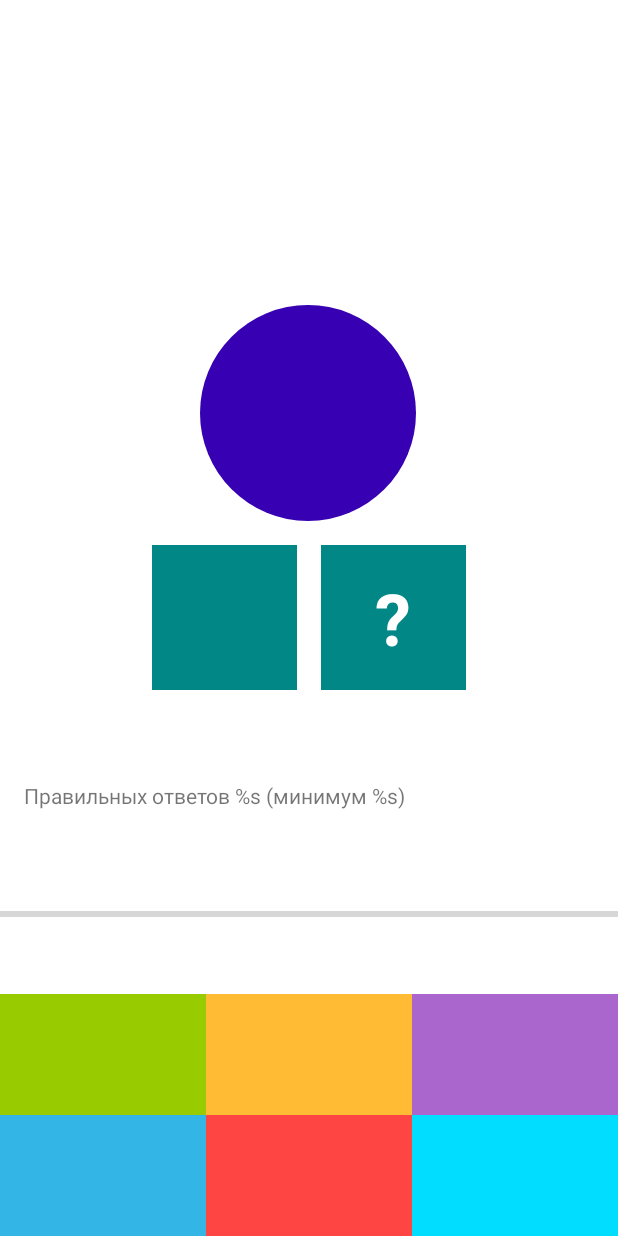
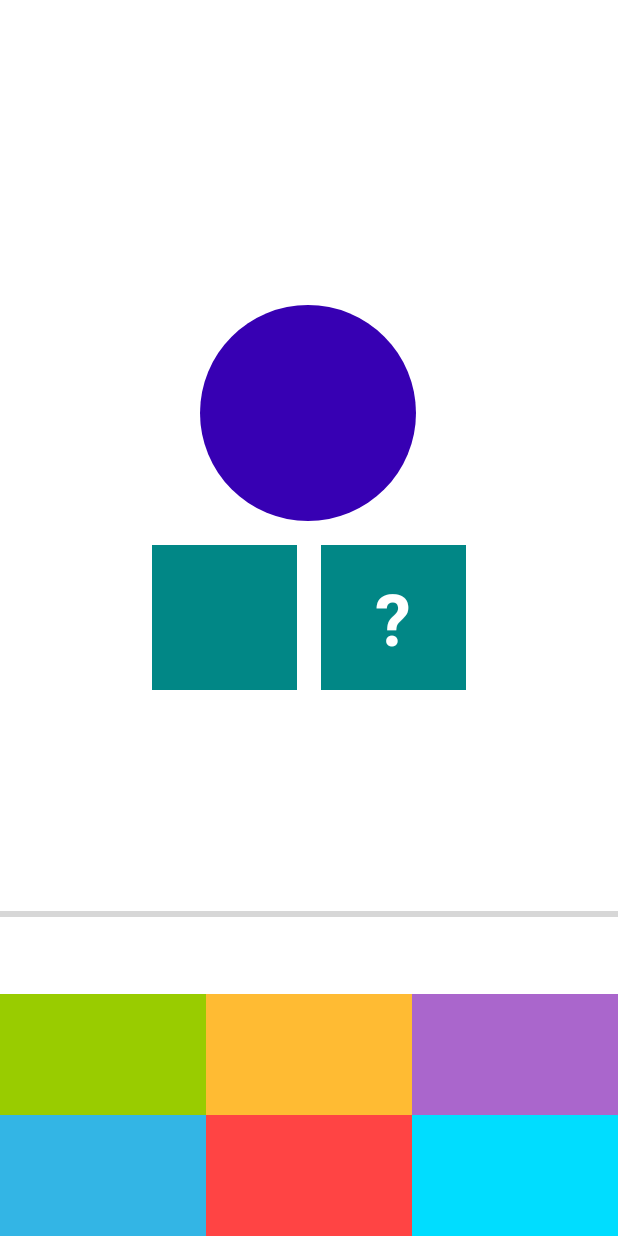
Before and after one commit to decam2009/Composition, an Android app: the fragment GameFragment placed in its activity, on a phone screen of 412 x 824 dp. Run offline under Robolectric (Android 15) with nearby library versions, the phone set to English and light mode, and no system bars; our stand-ins replace data binding; 4 statements that could not run were skipped.

Commit message:
Проект после перехода на DataBinding вместо ViewBinding

```diff
--- a/app/src/main/java/com/boriskaloshin/composition/presentation/GameFragment.kt
+++ b/app/src/main/java/com/boriskaloshin/composition/presentation/GameFragment.kt
@@ -28,16 +28,6 @@ class GameFragment : Fragment() {
         ViewModelProvider(this, viewModelFactory)[GameViewModel::class.java]
     }
 
-    private val tvOptions by lazy {
-        mutableListOf<TextView>().apply {
-            add(binding.tvOption1)
-            add(binding.tvOption2)
-            add(binding.tvOption3)
-            add(binding.tvOption4)
-            add(binding.tvOption5)
-            add(binding.tvOption6)
-        }
-    }
     private var _binding: FragmentGameBinding? = null
     private val binding: FragmentGameBinding
         get() = _binding ?: throw RuntimeException("FragmentGameBinding == null")
@@ -54,76 +44,16 @@ class GameFragment : Fragment() {
 
     override fun onViewCreated(view: View, savedInstanceState: Bundle?) {
         super.onViewCreated(view, savedInstanceState)
+        binding.viewModel = viewModel
+        binding.lifecycleOwner = viewLifecycleOwner
         observeViewModel()
-        setClickListenerToOption()
-    }
-
-    private fun setClickListenerToOption() {
-        for (tvOption in tvOptions) {
-            tvOption.setOnClickListener {
-                viewModel.chooseAnswer(tvOption.text.toString().toInt())
-            }
-        }
     }
 
     private fun observeViewModel() {
-        viewModel.question.observe(viewLifecycleOwner) {
-            with(binding) {
-                tvSum.text = it.sum.toString()
-                tvLeftNumber.text = it.visibleNumber.toString()
-                for (i in 0 until tvOptions.size) {
-                    tvOptions[i].text = it.options[i].toString()
-                }
-            }
-        }
-        viewModel.percentOfRightAnswers.observe(viewLifecycleOwner) {
-            with(binding) {
-                progressBar.setProgress(it, true)
-            }
-        }
-        viewModel.enoughCount.observe(viewLifecycleOwner) {
-            with(binding) {
-                tvAnswersProgress.setTextColor(getColorByState(it))
-            }
-        }
-
-        viewModel.enoughPercent.observe(viewLifecycleOwner) {
-            val color = getColorByState(it)
-            with(binding) {
-                progressBar.progressTintList = ColorStateList.valueOf(color) //установка цвета у ProgressBar
-            }
-        }
-
-        viewModel.formattedTime.observe(viewLifecycleOwner) {
-            with(binding) {
-                tvTimer.text = it
-            }
-        }
-
-        viewModel.minPercent.observe(viewLifecycleOwner) {
-            with(binding) {
-                progressBar.secondaryProgress = it
-            }
-        }
-
         viewModel.gameResult.observe(viewLifecycleOwner) {
             launchGameFinishedFragment(it)
         }
 
-        viewModel.progressAnswers.observe(viewLifecycleOwner) {
-            with(binding) {
-                tvAnswersProgress.text = it
-            }
-        }
-    }
-
-    private fun getColorByState(goodState: Boolean): Int {
-        val colorResId = if (goodState) {
-            android.R.color.holo_green_light
-        } else {
-            android.R.color.holo_red_light
-        }
-        return ContextCompat.getColor(requireContext(), colorResId)
     }
 
     override fun onDestroy() {
--- a/app/src/main/res/layout/fragment_game.xml
+++ b/app/src/main/res/layout/fragment_game.xml
@@ -1,5 +1,11 @@
 <?xml version="1.0" encoding="utf-8"?>
 <layout>
+
+    <data>
+        <variable
+                name="viewModel"
+                type="com.boriskaloshin.composition.presentation.GameViewModel"/>
+    </data>
 
     <androidx.constraintlayout.widget.ConstraintLayout
             xmlns:android="http://schemas.android.com/apk/res/android"
@@ -17,6 +23,7 @@
                 android:layout_margin="8dp"
                 android:textColor="@color/purple_700"
                 android:textSize="24sp"
+                app:android:text="@{viewModel.formattedTime}"
                 app:layout_constraintEnd_toEndOf="parent"
                 app:layout_constraintStart_toStartOf="parent"
                 app:layout_constraintTop_toTopOf="parent"
@@ -35,6 +42,7 @@
                 app:layout_constraintStart_toStartOf="parent"
                 app:layout_constraintTop_toTopOf="parent"
                 app:layout_constraintVertical_chainStyle="packed"
+                app:numberAdText="@{viewModel.question.sum}"
                 tools:text="1"
                 />
 
@@ -49,6 +57,7 @@
                 app:layout_constraintEnd_toStartOf="@id/tv_question"
                 app:layout_constraintHorizontal_chainStyle="packed"
                 app:layout_constraintStart_toStartOf="parent"
+                app:numberAdText="@{viewModel.question.visibleNumber}"
                 app:layout_constraintTop_toBottomOf="@id/tv_sum"
                 tools:text="7"
                 />
@@ -72,6 +81,8 @@
                 style="@style/OptionTextStyle"
                 android:layout_width="0dp"
                 android:layout_height="wrap_content"
+                app:onOptionClickListener="@{(option) -> viewModel.chooseAnswer(option)}"
+                android:text="@{viewModel.question.options.get(0).toString()}"
                 android:background="@android:color/holo_green_light"
                 app:layout_constraintBottom_toTopOf="@id/tv_option_4"
                 app:layout_constraintEnd_toStartOf="@id/tv_option_5"
@@ -85,6 +96,8 @@
                 style="@style/OptionTextStyle"
                 android:layout_width="0dp"
                 android:layout_height="wrap_content"
+                app:onOptionClickListener="@{(option) -> viewModel.chooseAnswer(option)}"
+                android:text="@{viewModel.question.options.get(1).toString()}"
                 android:background="@android:color/holo_orange_light"
                 app:layout_constraintBottom_toTopOf="@id/tv_option_4"
                 app:layout_constraintEnd_toStartOf="@id/tv_option_6"
@@ -97,6 +110,8 @@
                 style="@style/OptionTextStyle"
                 android:layout_width="0dp"
                 android:layout_height="wrap_content"
+                app:onOptionClickListener="@{(option) -> viewModel.chooseAnswer(option)}"
+                android:text="@{viewModel.question.options.get(2).toString()}"
                 android:background="@android:color/holo_purple"
                 app:layout_constraintBottom_toTopOf="@id/tv_option_4"
                 app:layout_constraintEnd_toEndOf="parent"
@@ -108,7 +123,10 @@
                 android:id="@+id/tv_option_4"
                 style="@style/OptionTextStyle"
                 android:layout_width="0dp"
+                app:onOptionClickListener="@{(option) -> viewModel.chooseAnswer(option)}"
                 android:layout_height="wrap_content"
+
+                android:text="@{viewModel.question.options.get(3).toString()}"
                 android:background="@android:color/holo_blue_light"
                 app:layout_constraintBottom_toBottomOf="parent"
                 app:layout_constraintEnd_toStartOf="@id/tv_option_5"
@@ -122,6 +140,8 @@
                 style="@style/OptionTextStyle"
                 android:layout_width="0dp"
                 android:layout_height="wrap_content"
+                app:onOptionClickListener="@{(option) -> viewModel.chooseAnswer(option)}"
+                android:text="@{viewModel.question.options.get(4).toString()}"
                 android:background="@android:color/holo_red_light"
                 app:layout_constraintBottom_toBottomOf="parent"
                 app:layout_constraintEnd_toStartOf="@id/tv_option_6"
@@ -134,6 +154,8 @@
                 style="@style/OptionTextStyle"
                 android:layout_width="0dp"
                 android:layout_height="wrap_content"
+                app:onOptionClickListener="@{(option) -> viewModel.chooseAnswer(option)}"
+                android:text="@{viewModel.question.options.get(5).toString()}"
                 android:background="@android:color/holo_blue_bright"
                 app:layout_constraintBottom_toBottomOf="parent"
                 app:layout_constraintEnd_toEndOf="parent"
@@ -145,7 +167,8 @@
                 android:id="@+id/tv_answers_progress"
                 android:layout_width="match_parent"
                 android:layout_height="wrap_content"
-                android:text="@string/progress_answers"
+                app:enoughCount="@{viewModel.enoughCount}"
+                android:text="@{viewModel.progressAnswers}"
                 android:layout_margin="16dp"
                 app:layout_constraintVertical_chainStyle="spread"
                 app:layout_constraintTop_toBottomOf="@id/tv_left_number"
@@ -158,6 +181,9 @@
                 android:layout_width="0dp"
                 android:layout_height="wrap_content"
                 android:max="100"
+                app:enoughPercent="@{viewModel.enoughPercent}"
+                android:progress="@{viewModel.percentOfRightAnswers}"
+                android:secondaryProgress="@{viewModel.minPercent}"
                 android:secondaryProgressTint="@android:color/background_dark"
                 app:layout_constraintBottom_toTopOf="@+id/tv_option_2"
                 app:layout_constraintEnd_toEndOf="parent"
```
Also changed, not shown: app/src/main/java/com/boriskaloshin/composition/domain/BindingAdapter.kt (added, +102 -0 lines), app/src/main/java/com/boriskaloshin/composition/presentation/GameFinishedFragment.kt (+1 -39 lines), app/src/main/res/layout/fragment_game_finished.xml (+14 -4 lines).
